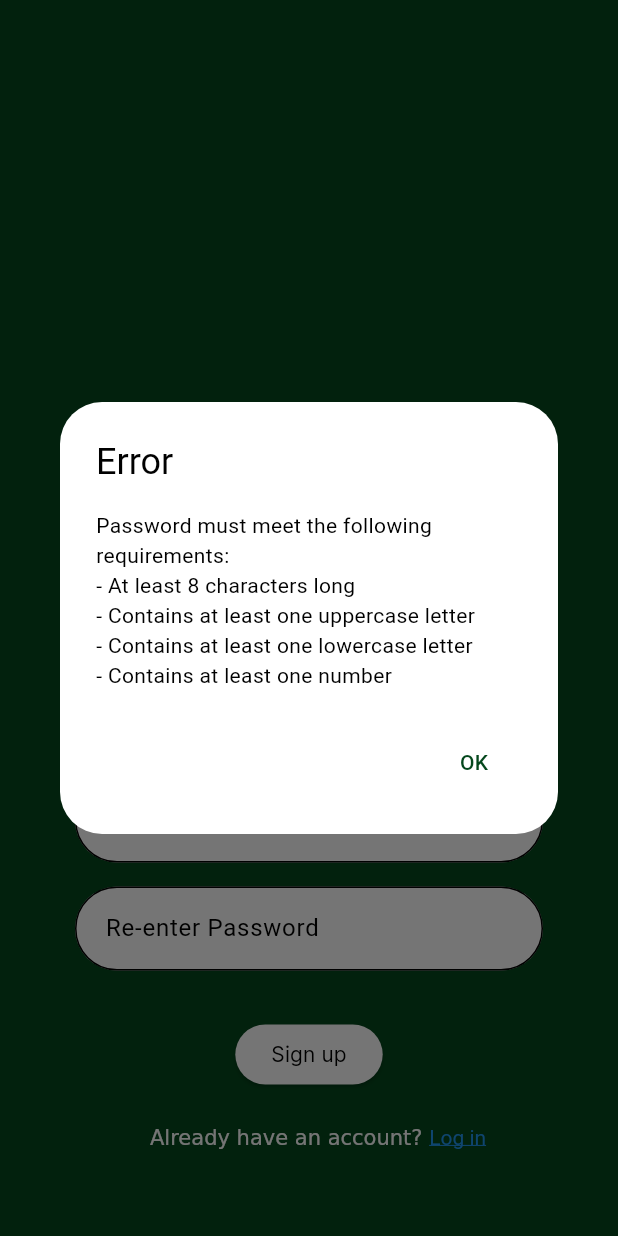
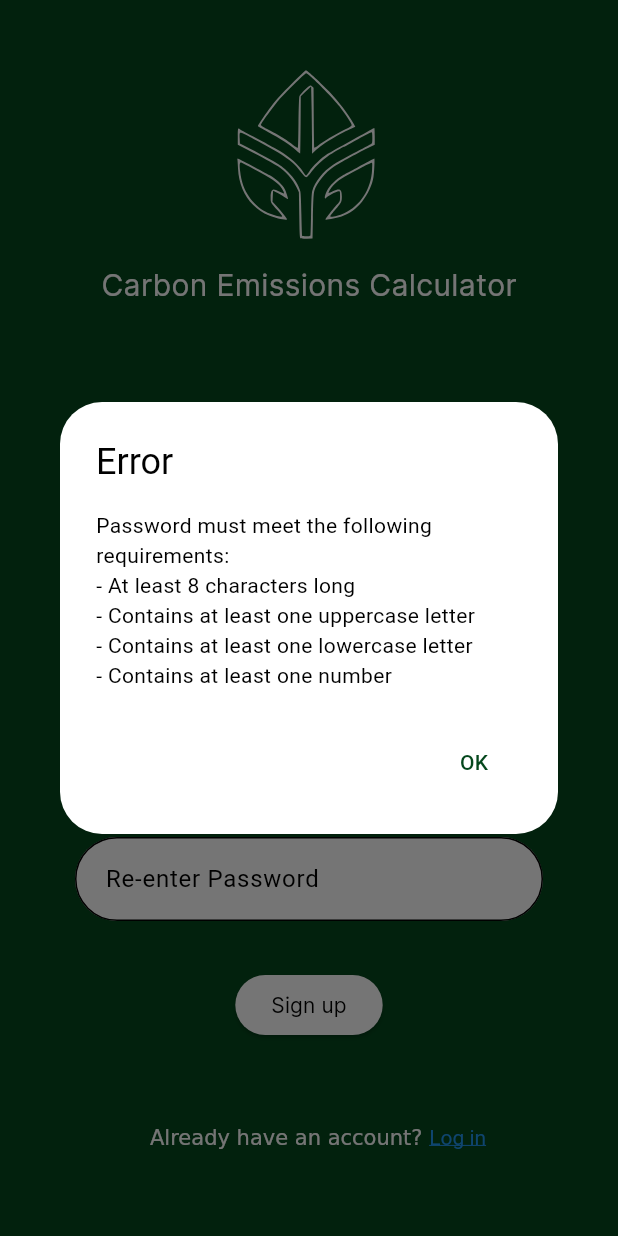
Before and after one commit to WillHeather18/carbonemissioncalculator, a Flutter app: the Signup screen opened directly, after a tap on "Sign up", on a phone screen of 412 x 824 dp. Run offline on Flutter 3.47's test engine with Material 3 defaults, Android fonts, the phone set to English and light mode, and no system bars; our stand-ins replace fl_chart, flutter_svg; missing offline and left inert: mysql1.

Commit message:
edited login and signup

```diff
--- a/lib/api_connection/api_connection.dart
+++ b/lib/api_connection/api_connection.dart
@@ -235,11 +235,11 @@ void SignupVerification(BuildContext context, username, password) async {
   if (res.statusCode == 200 && res.body.isNotEmpty) {
     var responseBodyOfLogin = jsonDecode(res.body);
     if (responseBodyOfLogin['success'] == true) {
-      CustomWidgets.ShowErrorDialog(context, "Account created successfully");
       Navigator.push(
         context,
         MaterialPageRoute(builder: (context) => Login()),
       );
+      CustomWidgets.ShowErrorDialog(context, "Account created successfully");
     } else if (responseBodyOfLogin['message'] == "Username already exists") {
       CustomWidgets.ShowErrorDialog(context, "Username already exists");
     } else {
--- a/lib/pages/signup.dart
+++ b/lib/pages/signup.dart
@@ -5,11 +5,14 @@ import 'package:carbonemissioncalculator/api_connection/api_connection.dart';
 import 'package:carbonemissioncalculator/widgets.dart';
 import 'dart:convert';
 import 'package:crypto/crypto.dart';
+import 'package:flutter_svg/flutter_svg.dart';
 
 class Signup extends StatelessWidget {
   final TextEditingController _usernameController = TextEditingController();
   final TextEditingController _passwordController = TextEditingController();
   final TextEditingController _repasswordController = TextEditingController();
+  final FocusNode _passwordFocusNode = FocusNode();
+  final FocusNode _repasswordFocusNode = FocusNode();
 
   @override
   Widget build(BuildContext context) {
@@ -18,21 +21,49 @@ class Signup extends StatelessWidget {
         Container(
           decoration: const BoxDecoration(color: Color(0xFF04471C)),
         ),
+        Center(
+          child: Padding(
+            padding: const EdgeInsets.only(top: 35),
+            child: Column(
+              children: [
+                SvgPicture.asset(
+                  'assets/icons/Greenlogo.svg',
+                  semanticsLabel: 'SVG Image',
+                  width: 125.0,
+                  height: 125.0,
+                ),
+                const SizedBox(height: 15.0),
+                const Text("Carbon Emissions Calculator",
+                    style: TextStyle(
+                        fontFamily: 'Inter',
+                        fontSize: 20.0,
+                        color: Colors.white))
+              ],
+            ),
+          ),
+        ),
+        SingleChildScrollView(
+          child: Padding(
+            padding: const EdgeInsets.only(top: 325, left: 50.0, right: 50.0),
+            child: Column(
+              mainAxisAlignment: MainAxisAlignment.center,
+              children: [
                 const Padding(
-          padding: EdgeInsets.only(top: 350.0, left: 50.0),
+                  padding: EdgeInsets.only(right: 120.0),
                   child: Text(
                     'Sign up',
                     style: TextStyle(
-                fontFamily: 'Inter', fontSize: 48.0, color: Colors.white),
+                        fontFamily: 'Inter',
+                        fontSize: 48.0,
+                        color: Colors.white),
                   ),
                 ),
-        Padding(
-          padding: const EdgeInsets.only(top: 350, left: 50.0, right: 50.0),
-          child: Column(
-            mainAxisAlignment: MainAxisAlignment.center,
-            children: [
+                const SizedBox(height: 20.0),
                 TextField(
                   controller: _usernameController,
+                  onSubmitted: (value) {
+                    FocusScope.of(context).requestFocus(_passwordFocusNode);
+                  },
                   decoration: InputDecoration(
                       border: OutlineInputBorder(
                         borderRadius: BorderRadius.circular(45.0),
@@ -45,6 +76,10 @@ class Signup extends StatelessWidget {
                 TextField(
                   controller: _passwordController,
                   obscureText: true,
+                  focusNode: _passwordFocusNode,
+                  onSubmitted: (value) {
+                    FocusScope.of(context).requestFocus(_repasswordFocusNode);
+                  },
                   decoration: InputDecoration(
                     border: OutlineInputBorder(
                       borderRadius: BorderRadius.circular(45.0),
@@ -58,6 +93,10 @@ class Signup extends StatelessWidget {
                 TextField(
                   controller: _repasswordController,
                   obscureText: true,
+                  focusNode: _repasswordFocusNode,
+                  onSubmitted: (value) {
+                    PasswordVerification(context);
+                  },
                   decoration: InputDecoration(
                     border: OutlineInputBorder(
                       borderRadius: BorderRadius.circular(45.0),
@@ -70,24 +109,7 @@ class Signup extends StatelessWidget {
                 const SizedBox(height: 32.0),
                 ElevatedButton(
                   onPressed: () {
-                  String username = _usernameController.text;
-                  String password = _passwordController.text;
-                  String repassword = _repasswordController.text;
-                  if (!isValidPassword(password)) {
-                    CustomWidgets.ShowErrorDialog(
-                        context,
-                        "Password must meet the following requirements:\n"
-                        "- At least 8 characters long\n"
-                        "- Contains at least one uppercase letter\n"
-                        "- Contains at least one lowercase letter\n"
-                        "- Contains at least one number");
-                  } else if (password == repassword) {
-                    SignupVerification(
-                        context, username, hashPassword(password));
-                  } else {
-                    CustomWidgets.ShowErrorDialog(
-                        context, "Passwords do not match");
-                  }
+                    PasswordVerification(context);
                   },
                   style: ButtonStyle(
                     backgroundColor:
@@ -99,6 +121,7 @@ class Signup extends StatelessWidget {
                   ),
                 ),
               ],
+            ),
           ),
         ),
         Padding(
@@ -125,6 +148,25 @@ class Signup extends StatelessWidget {
     );
   }
 
+  void PasswordVerification(BuildContext context) {
+    String username = _usernameController.text;
+    String password = _passwordController.text;
+    String repassword = _repasswordController.text;
+    if (!isValidPassword(password)) {
+      CustomWidgets.ShowErrorDialog(
+          context,
+          "Password must meet the following requirements:\n"
+          "- At least 8 characters long\n"
+          "- Contains at least one uppercase letter\n"
+          "- Contains at least one lowercase letter\n"
+          "- Contains at least one number");
+    } else if (password == repassword) {
+      SignupVerification(context, username, hashPassword(password));
+    } else {
+      CustomWidgets.ShowErrorDialog(context, "Passwords do not match");
+    }
+  }
+
   bool isValidPassword(String password) {
     bool hasUppercase = password.contains(RegExp(r'[A-Z]'));
     bool hasDigits = password.contains(RegExp(r'[0-9]'));
```
Also changed, not shown: lib/pages/login.dart (+23 -1 lines), assets/icons/Greenlogo.svg (added). Lines whose indentation alone changed are shown as unchanged.
